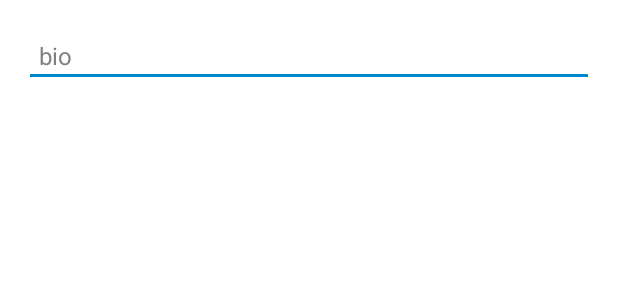
After one commit to Android-Projects-Ras/Telegram, an Android app: the layout fragment_change_bio.xml on its own in the app's theme, with its tools: preview values and no code run, on a phone screen of 412 x 824 dp. The commit adds this screen. Shown: the top 300 px of the screen. Run offline under Robolectric (Android 15) with nearby library versions, the phone set to English and light mode, and no system bars.

Commit message:
add bio info

```diff
--- a/app/src/main/java/com/example/telegram/ui/fragments/SettingsFragment.kt
+++ b/app/src/main/java/com/example/telegram/ui/fragments/SettingsFragment.kt
@@ -30,9 +30,8 @@ class SettingsFragment : BaseFragment(R.layout.fragment_settings) {
         settings_phone_number.text = USER.phone
         settings_status.text = USER.status
         settings_username.text = USER.username
-        settings_btn_change_username.setOnClickListener {
-            replaceFragment(ChangeUserNameFragment())
-        }
+        settings_btn_change_username.setOnClickListener { replaceFragment(ChangeUserNameFragment())}
+        settings_btn_change_bio.setOnClickListener { replaceFragment(ChangeBioFragment())}
     }
 
     override fun onCreateOptionsMenu(menu: Menu, inflater: MenuInflater) {
--- a/app/src/main/java/com/example/telegram/utilits/firebaseHelper.kt
+++ b/app/src/main/java/com/example/telegram/utilits/firebaseHelper.kt
@@ -18,6 +18,7 @@ const val CHILD_ID = "id"
 const val CHILD_PHONE = "phone"
 const val CHILD_USERNAME = "username"
 const val CHILD_FULLNAME = "fullname"
+const val CHILD_BIO = "bio"
 
 fun initFirebase(){
     AUTH = FirebaseAuth.getInstance()
--- /dev/null
+++ b/app/src/main/res/layout/fragment_change_bio.xml
@@ -0,0 +1,21 @@
+<?xml version="1.0" encoding="utf-8"?>
+<androidx.constraintlayout.widget.ConstraintLayout xmlns:android="http://schemas.android.com/apk/res/android"
+    xmlns:tools="http://schemas.android.com/tools"
+    android:layout_width="match_parent"
+    android:layout_height="match_parent"
+    xmlns:app="http://schemas.android.com/apk/res-auto"
+    tools:context=".ui.fragments.ChangeBioFragment">
+
+    <EditText
+        android:id="@+id/settings_input_bio"
+        style="@style/edit_text"
+        app:layout_constraintStart_toStartOf="parent"
+        app:layout_constraintEnd_toEndOf="parent"
+        app:layout_constraintTop_toTopOf="parent"
+        android:layout_width="match_parent"
+        android:layout_height="wrap_content"
+        android:inputType="text"
+        android:hint="@string/settings_input_bio"/>
+
+
+</androidx.constraintlayout.widget.ConstraintLayout>
--- a/app/src/main/res/values/strings.xml
+++ b/app/src/main/res/values/strings.xml
@@ -23,4 +23,5 @@
     <string name="toast_data_update">Данные обновлены</string>
     <string name="settings_default_status">в сети</string>
     <string name="settings_hint_input_username">username</string>
+    <string name="settings_input_bio">bio</string>
 </resources>
```
Also changed, not shown: app/src/main/java/com/example/telegram/ui/fragments/BaseChangeFragment.kt (added, +38 -0 lines), app/src/main/java/com/example/telegram/ui/fragments/ChangeBioFragment.kt (added, +31 -0 lines), app/src/main/java/com/example/telegram/ui/fragments/ChangeNameFragment.kt (+11 -18 lines), app/src/main/java/com/example/telegram/ui/fragments/ChangeUserNameFragment.kt (+2 -18 lines).
